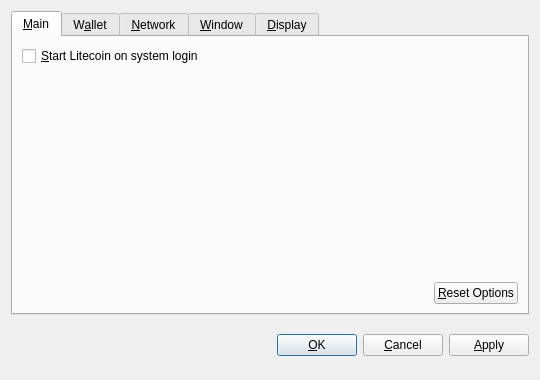
The window that src/qt/forms/optionsdialog.ui (JustinAmi/Sy_Lite_Diff) describes before a commit, drawn with Qt 5.
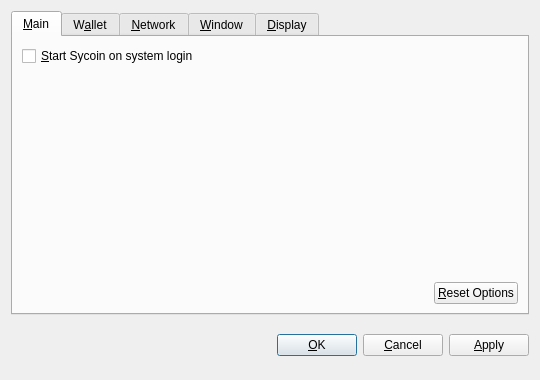
The same window after the commit. Custom widgets are drawn as their Qt base class.

The edit to the form file:
```diff
--- a/src/qt/forms/optionsdialog.ui
+++ b/src/qt/forms/optionsdialog.ui
@@ -36,7 +36,7 @@
           <string>Automatically start Litecoin after logging in to the system.</string>
          </property>
          <property name="text">
-          <string>&amp;Start Litecoin on system login</string>
+          <string>&amp;Start Sycoin on system login</string>
          </property>
         </widget>
        </item>
```
Left out of the diff: 10 changed lines with no effect on the pictures.
